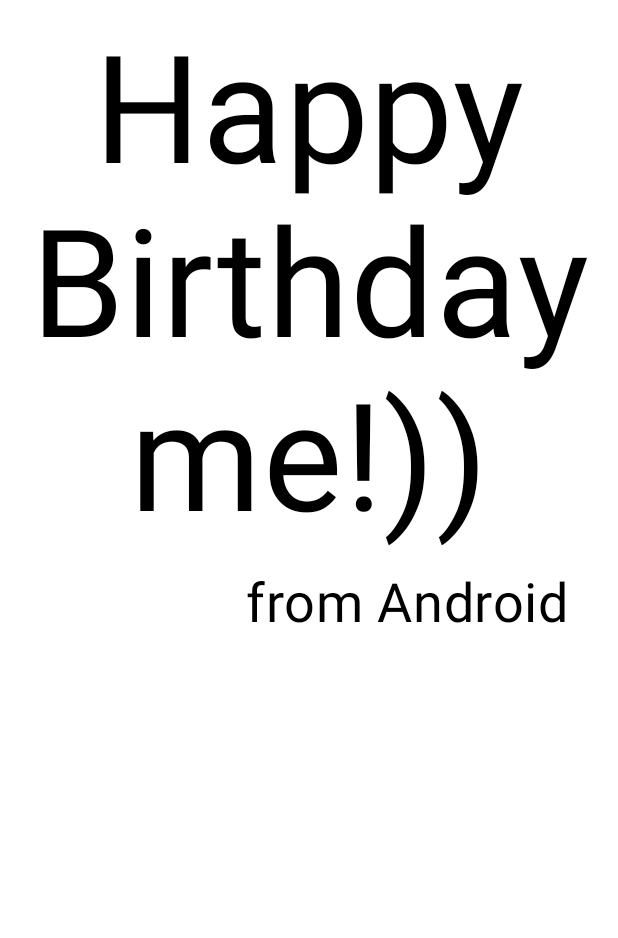
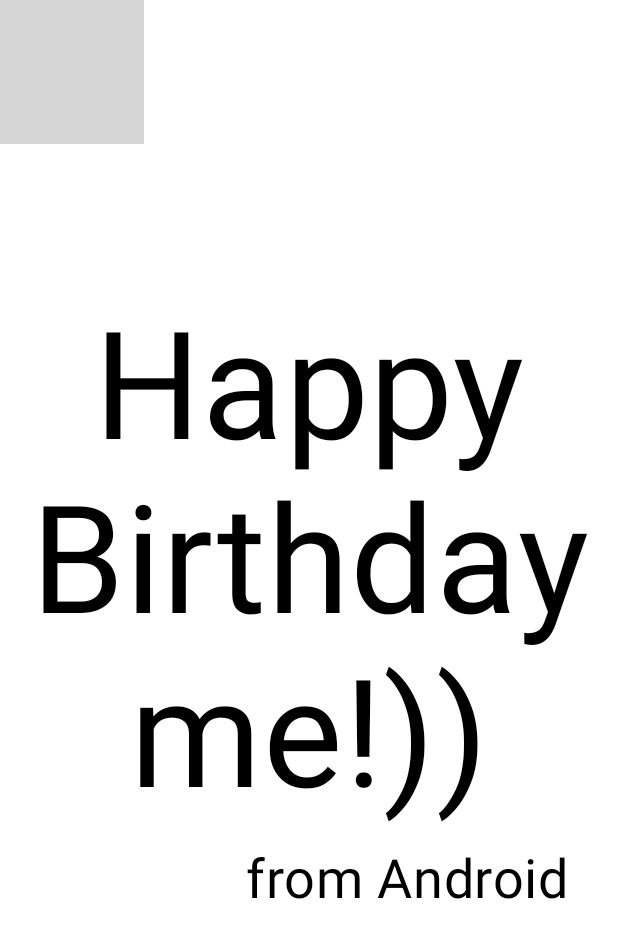
Before and after one commit to sweetz0r/BirthdayCardApp, an Android app built with Jetpack Compose: the @Preview function BirthdayCardPreview, on a phone screen of 412 x 824 dp. Shown: the top 938 px of the screen. Run offline under Robolectric (Android 15) with nearby library versions, the phone set to English and light mode, and no system bars; grey boxes are pictures that could not be loaded.

Commit message:
4th commit

```diff
--- a/app/src/main/java/com/example/happybirthdayapp/MainActivity.kt
+++ b/app/src/main/java/com/example/happybirthdayapp/MainActivity.kt
@@ -3,6 +3,7 @@ package com.example.happybirthdayapp
 import android.os.Bundle
 import androidx.activity.ComponentActivity
 import androidx.activity.compose.setContent
+import androidx.compose.foundation.Image
 import androidx.compose.foundation.layout.Arrangement
 import androidx.compose.foundation.layout.Column
 import androidx.compose.foundation.layout.Row
@@ -14,11 +15,14 @@ import androidx.compose.material3.Text
 import androidx.compose.runtime.Composable
 import androidx.compose.ui.Alignment
 import androidx.compose.ui.Modifier
+import androidx.compose.ui.res.painterResource
 import androidx.compose.ui.text.style.TextAlign
 import androidx.compose.ui.tooling.preview.Preview
 import androidx.compose.ui.unit.dp
 import androidx.compose.ui.unit.sp
 import com.example.happybirthdayapp.ui.theme.HappyBirthdayAppTheme
+import androidx.compose.foundation.Image
+import androidx.compose.foundation.layout.Box
 
 class MainActivity : ComponentActivity() {
     override fun onCreate(savedInstanceState: Bundle?) {
@@ -30,11 +34,10 @@ class MainActivity : ComponentActivity() {
                     modifier = Modifier.fillMaxSize(),
                     color = MaterialTheme.colorScheme.background
                 ) {
-                    GreetingText(
+                    GreetingImage(
                         message = "Happy Birthday me!))",
                         from = "from Android",
-                        modifier = Modifier
-                            .padding(8.dp)
+
                     )
                 }
             }
@@ -63,6 +66,27 @@ fun GreetingText(message: String, from: String, modifier: Modifier = Modifier) {
         )
     }
 }
+@Composable
+fun GreetingImage(message: String, from: String, modifier: Modifier = Modifier) {
+val image = painterResource(R.drawable.androidparty)
+
+    Box(
+        modifier
+    ) {
+        Image(
+            painter = image,
+            contentDescription = null
+        )
+        GreetingText(
+            message = message,
+            from = from,
+            modifier = Modifier
+                .fillMaxSize()
+                .padding(8.dp)
+
+        )
+    }
+}
 
 @Preview(
     showBackground = true,
@@ -72,11 +96,9 @@ fun GreetingText(message: String, from: String, modifier: Modifier = Modifier) {
 @Composable
 fun BirthdayCardPreview() {
     HappyBirthdayAppTheme {
-    GreetingText(
+    GreetingImage(
         message = "Happy Birthday me!))",
         from = "from Android",
-        modifier = Modifier
-            .padding(8.dp)
 
     )
     }
```
Also changed, not shown: 1 other file.
